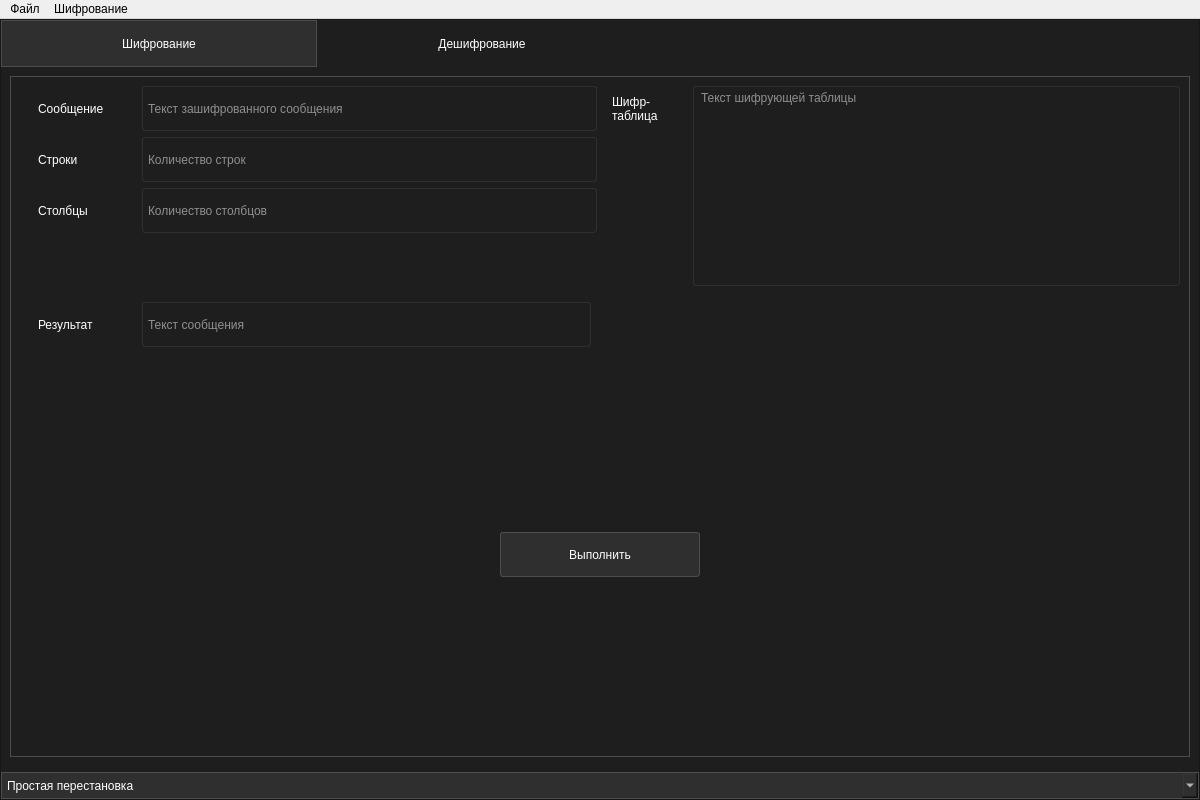
Aiow-dev/MCryptApp, file View/DesignUI/main_window.ui: the form before one commit.
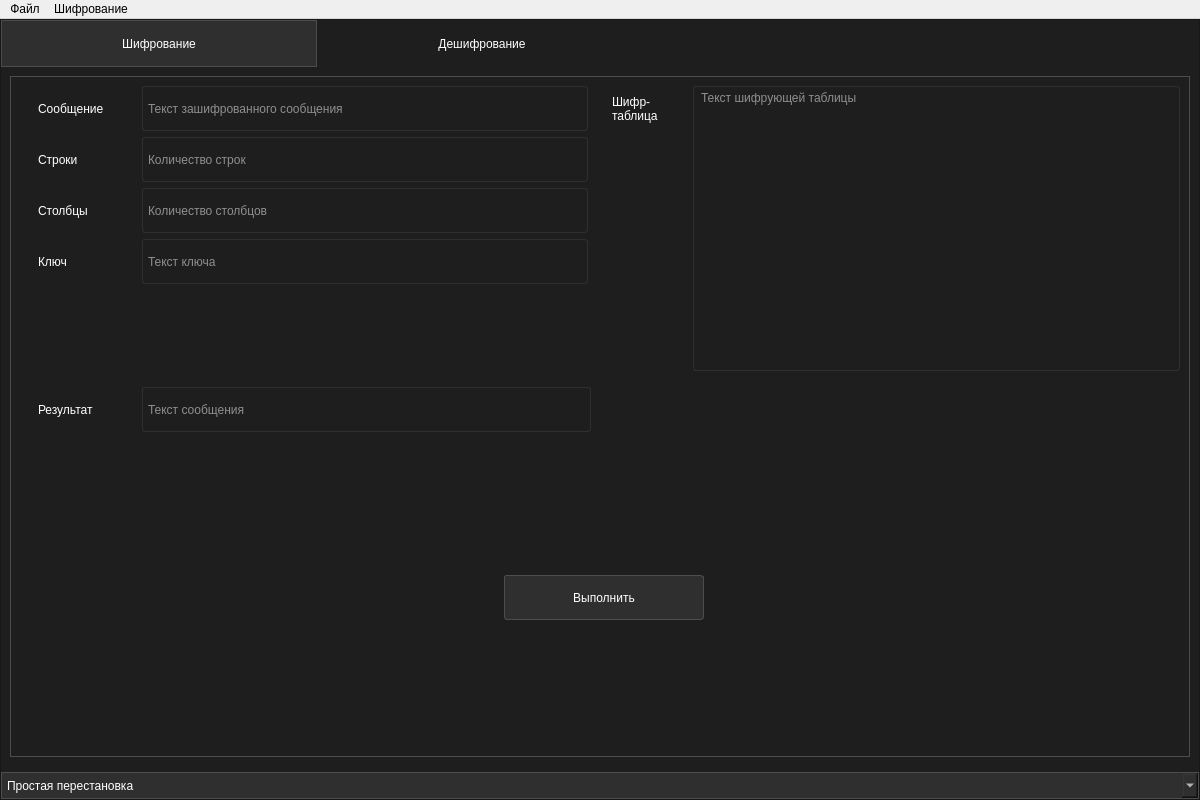
The form after the commit. The open tabs and pages were chosen to show the change.

What changed in the file:
```diff
--- a/View/DesignUI/main_window.ui
+++ b/View/DesignUI/main_window.ui
@@ -2045,9 +2045,9 @@
               <attribute name="title">
                <string>Дешифрование</string>
               </attribute>
-              <layout class="QVBoxLayout" name="verticalLayout_15">
+              <layout class="QHBoxLayout" name="horizontalLayout_37">
                <item>
-                <widget class="QFrame" name="dec_smp_2">
+                <widget class="QFrame" name="dec_kpm">
                  <property name="styleSheet">
                   <string notr="true">QFrame {
 	border: 1px solid rgb(77, 77, 77);
@@ -2059,13 +2059,13 @@
                  <property name="frameShadow">
                   <enum>QFrame::Plain</enum>
                  </property>
-                 <layout class="QVBoxLayout" name="verticalLayout_16">
+                 <layout class="QVBoxLayout" name="verticalLayout_15">
                   <item>
-                   <widget class="QFrame" name="dec_smp_r_frame_2">
+                   <widget class="QFrame" name="dec_kpm_r_frame">
                     <property name="maximumSize">
                      <size>
                       <width>16777215</width>
-                      <height>200</height>
+                      <height>285</height>
                      </size>
                     </property>
                     <property name="styleSheet">
@@ -2097,7 +2097,7 @@
                        <property name="maximumSize">
                         <size>
                          <width>16777215</width>
-                         <height>170</height>
+                         <height>255</height>
                         </size>
                        </property>
                        <property name="styleSheet">
@@ -2111,18 +2111,12 @@
                        <property name="frameShadow">
                         <enum>QFrame::Raised</enum>
                        </property>
-                       <layout class="QVBoxLayout" name="verticalLayout_17">
+                       <layout class="QVBoxLayout" name="verticalLayout_16">
                         <property name="topMargin">
                          <number>0</number>
                         </property>
-                        <property name="rightMargin">
-                         <number>0</number>
-                        </property>
-                        <property name="bottomMargin">
-                         <number>0</number>
-                        </property>
                         <item>
-                         <widget class="QFrame" name="dec_smp_msg_frame_2">
+                         <widget class="QFrame" name="dec_kpm_msg_frame">
                           <property name="maximumSize">
                            <size>
                             <width>16777215</width>
@@ -2201,7 +2195,7 @@
                          </widget>
                         </item>
                         <item>
-                         <widget class="QFrame" name="dec_smp_row_frame_2">
+                         <widget class="QFrame" name="dec_kpm_row_frame">
                           <property name="maximumSize">
                            <size>
                             <width>16777215</width>
@@ -2280,7 +2274,7 @@
                          </widget>
                         </item>
                         <item>
-                         <widget class="QFrame" name="dec_smp_clm_frame_2">
+                         <widget class="QFrame" name="dec_kpm_clm_frame">
                           <property name="maximumSize">
                            <size>
                             <width>16777215</width>
@@ -2358,6 +2352,85 @@
                           </layout>
                          </widget>
                         </item>
+                        <item>
+                         <widget class="QFrame" name="dec_kpm_key_frame">
+                          <property name="maximumSize">
+                           <size>
+                            <width>16777215</width>
+                            <height>45</height>
+                           </size>
+                          </property>
+                          <property name="styleSheet">
+                           <string notr="true">QFrame {
+	border: none;
+}</string>
+                          </property>
+                          <property name="frameShape">
+                           <enum>QFrame::StyledPanel</enum>
+                          </property>
+                          <property name="frameShadow">
+                           <enum>QFrame::Raised</enum>
+                          </property>
+                          <layout class="QHBoxLayout" name="horizontalLayout_36">
+                           <property name="topMargin">
+                            <number>0</number>
+                           </property>
+                           <property name="rightMargin">
+                            <number>0</number>
+                           </property>
+                           <property name="bottomMargin">
+                            <number>0</number>
+                           </property>
+                           <item>
+                            <widget class="QLabel" name="dec_kpm_key_lbl">
+                             <property name="minimumSize">
+                              <size>
+                               <width>80</width>
+                               <height>45</height>
+                              </size>
+                             </property>
+                             <property name="styleSheet">
+                              <string notr="true">QLabel {
+	color: rgb(255, 255, 255);
+}</string>
+                             </property>
+                             <property name="text">
+                              <string>Ключ</string>
+                             </property>
+                            </widget>
+                           </item>
+                           <item>
+                            <widget class="QLineEdit" name="dec_kpm_key_txt">
+                             <property name="minimumSize">
+                              <size>
+                               <width>0</width>
+                               <height>45</height>
+                              </size>
+                             </property>
+                             <property name="styleSheet">
+                              <string notr="true">QLineEdit {
+	border: 1px solid rgb(48, 47, 47);
+	border-radius: 3px;
+	margin: 0 0 0 18px;
+	padding: 0 3px;
+	color: rgb(255, 255, 255);
+}
+
+QLineEdit:focus {
+	border: 1px solid rgb(77, 77, 77);
+}</string>
+                             </property>
+                             <property name="placeholderText">
+                              <string>Текст ключа</string>
+                             </property>
+                             <property name="clearButtonEnabled">
+                              <bool>true</bool>
+                             </property>
+                            </widget>
+                           </item>
+                          </layout>
+                         </widget>
+                        </item>
                        </layout>
                       </widget>
                      </item>
@@ -2374,7 +2447,7 @@
                        <property name="frameShadow">
                         <enum>QFrame::Raised</enum>
                        </property>
-                       <layout class="QVBoxLayout" name="verticalLayout_18">
+                       <layout class="QVBoxLayout" name="verticalLayout_17">
                         <property name="topMargin">
                          <number>0</number>
                         </property>
@@ -2385,7 +2458,7 @@
                          <number>0</number>
                         </property>
                         <item>
-                         <widget class="QFrame" name="dec_smp_ot_frame_2">
+                         <widget class="QFrame" name="dec_kpm_ot_frame">
                           <property name="styleSheet">
                            <string notr="true">QFrame {
 	border: none;
@@ -2469,7 +2542,7 @@
                    </widget>
                   </item>
                   <item>
-                   <widget class="QFrame" name="dec_smp_chr_frame_2">
+                   <widget class="QFrame" name="dec_kpm_chr_frame">
                     <property name="maximumSize">
                      <size>
                       <width>580</width>
@@ -2487,7 +2560,7 @@
                     <property name="frameShadow">
                      <enum>QFrame::Raised</enum>
                     </property>
-                    <layout class="QVBoxLayout" name="verticalLayout_19">
+                    <layout class="QVBoxLayout" name="verticalLayout_18">
                      <property name="topMargin">
                       <number>0</number>
                      </property>
@@ -2498,7 +2571,7 @@
                       <number>0</number>
                      </property>
                      <item>
-                      <widget class="QFrame" name="dec_smp_oc_frame_2">
+                      <widget class="QFrame" name="dec_kpm_oc_frame">
                        <property name="minimumSize">
                         <size>
                          <width>0</width>
@@ -2580,7 +2653,7 @@
                    </widget>
                   </item>
                   <item>
-                   <widget class="QFrame" name="dec_smp_button_frame_2">
+                   <widget class="QFrame" name="dec_kpm_button_frame">
                     <property name="styleSheet">
                      <string notr="true">QFrame {
 	border: none;
@@ -2593,6 +2666,15 @@
                      <enum>QFrame::Raised</enum>
                     </property>
                     <layout class="QHBoxLayout" name="horizontalLayout_33">
+                     <property name="topMargin">
+                      <number>0</number>
+                     </property>
+                     <property name="rightMargin">
+                      <number>0</number>
+                     </property>
+                     <property name="bottomMargin">
+                      <number>0</number>
+                     </property>
                      <item>
                       <widget class="QPushButton" name="dec_smp_btn_2">
                        <property name="minimumSize">
```
Left out of the diff: 43 changed lines with no effect on the pictures.
